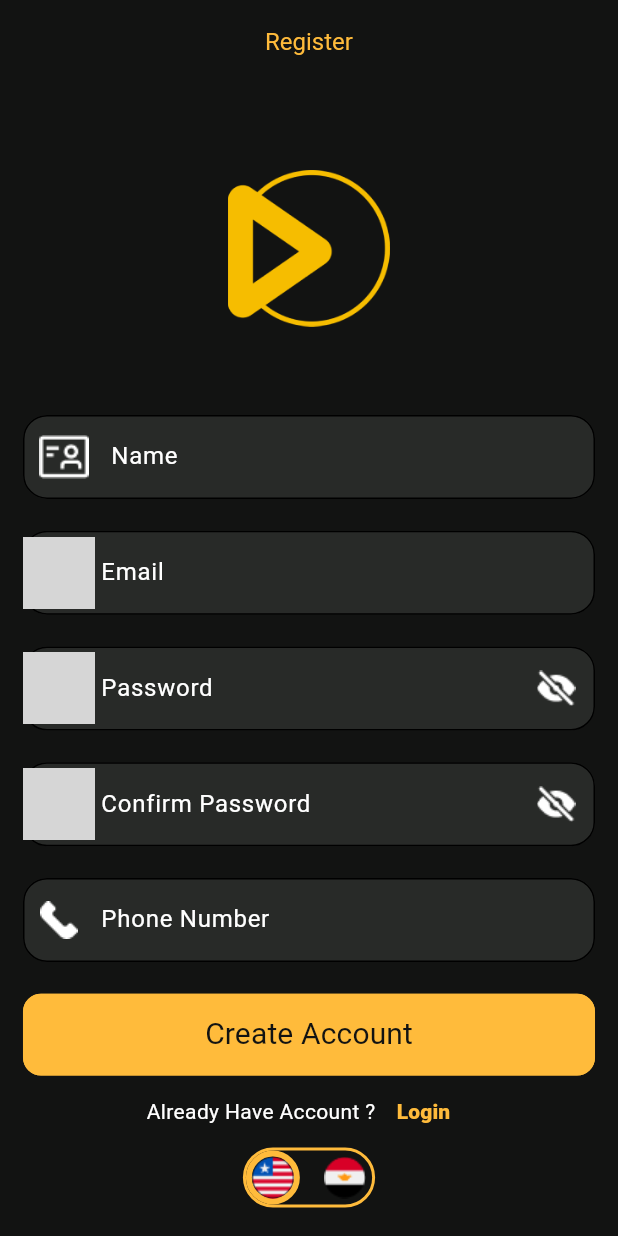
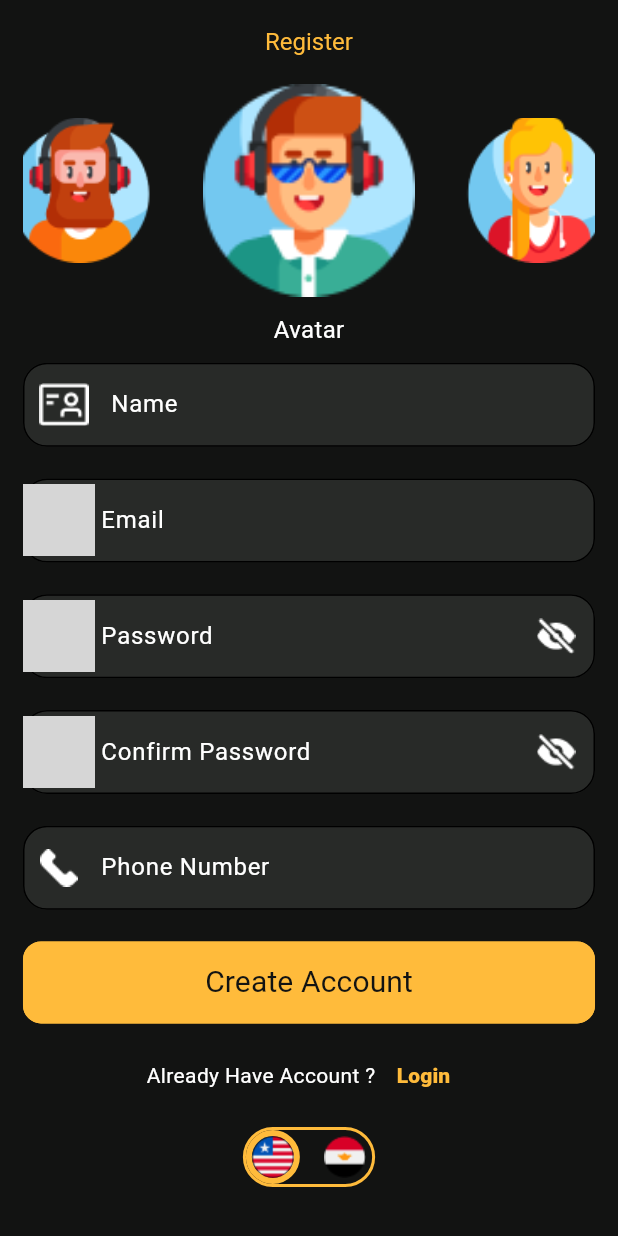
Before and after one commit to Norhannageh123/Movie_project, a Flutter app: the screen it shows after launch, on a phone screen of 412 x 824 dp. Run offline on Flutter 3.47's test engine with Material 3 defaults, Android fonts, the phone set to English and light mode, and no system bars; drawn by our look-alikes of carousel_slider; our stand-ins replace fluttertoast, google_fonts; generated files the repository leaves out were written again; grey boxes are pictures that could not be loaded.

Commit message:
added register screen ui.

```diff
--- a/lib/UI/auth/register.dart
+++ b/lib/UI/auth/register.dart
@@ -1,8 +1,10 @@
+import 'package:carousel_slider/carousel_slider.dart';
 import 'package:flutter/cupertino.dart';
 import 'package:flutter/material.dart';
 import 'package:flutter_gen/gen_l10n/app_localizations.dart';
 import 'package:movie_app/custom_widgets/custom_elevated_button.dart';
 import 'package:movie_app/custom_widgets/custom_text_field.dart';
+
 import '../../Utls/app_colors.dart';
 import '../../Utls/app_images.dart';
 import '../../Utls/app_style.dart';
@@ -20,11 +22,23 @@ class _RegisterState extends State<Register> {
   bool obscurePassword = true;
   bool obscureConfirmPassword = true;
   bool isSelected = true;
+  int selectedIndex = 0;
 
   @override
   Widget build(BuildContext context) {
     var height = MediaQuery.of(context).size.height;
     var width = MediaQuery.of(context).size.width;
+    List<String> avatars = [
+      'assets/images/avatar_1.png',
+      'assets/images/avatar_2.png',
+      'assets/images/avatar_3.png',
+      'assets/images/avatar_4.png',
+      'assets/images/avatar_5.png',
+      'assets/images/avatar_6.png',
+      'assets/images/avatar_7.png',
+      'assets/images/avatar_8.png',
+      'assets/images/avatar_9.png',
+    ];
     return Scaffold(
       appBar: AppBar(
         title: Text(
@@ -36,22 +50,38 @@ class _RegisterState extends State<Register> {
           child: Padding(
             padding: EdgeInsets.symmetric(horizontal: width * 0.0372),
             child: Column(
+              spacing: height * 0.0128,
               children: [
+                CarouselSlider.builder(
+                  itemCount: avatars.length,
+                  itemBuilder: (BuildContext context, int itemIndex,
+                          int pageViewIndex) =>
+                      Image.asset(
+                    avatars[itemIndex],
+                    height: double.infinity,
+                    fit: BoxFit.contain,
+                  ),
+                  options: CarouselOptions(
+                    onPageChanged: (index, reason) {
+                      selectedIndex = index;
+                      setState(() {});
+                    },
+                    enableInfiniteScroll: false,
+                    height: height * 0.172,
+                    initialPage: 1,
+                    enlargeCenterPage: true,
+                    viewportFraction: .4,
+                    enlargeFactor: .5,
+                  ),
+                ),
+                Text(
+                  AppLocalizations.of(context)!.avatar,
+                  style: AppStyle.white16Regular,
+                ),
                 Column(
                   spacing: height * 0.0257,
                   crossAxisAlignment: CrossAxisAlignment.center,
                   children: [
-                    SizedBox(
-                      height: height * .044,
-                    ),
-                    Image.asset(
-                      AppImages.logo,
-                      width: width * 0.2813,
-                      height: height * 0.1266,
-                    ),
-                    SizedBox(
-                      height: height * 0.02,
-                    ),
                     CustomTextField(
                       hintText: AppLocalizations.of(context)!.name,
                       prefixIcon: Image.asset(AppImages.userIcon),
@@ -140,16 +170,17 @@ class _RegisterState extends State<Register> {
                     mainAxisAlignment: MainAxisAlignment.spaceBetween,
                     children: [
                       InkWell(
-                        onTap: (){
+                        onTap: () {
                           isSelected = true;
-                          setState(() {
-                          });
+                          setState(() {});
                         },
                         child: Container(
                           decoration: BoxDecoration(
                               borderRadius: BorderRadius.circular(24),
                               border: Border.all(
-                                color: isSelected?AppColors.yellowColor: AppColors.transparentColor,
+                                color: isSelected
+                                    ? AppColors.yellowColor
+                                    : AppColors.transparentColor,
                                 width: 4,
                               )),
                           child: Image.asset(
@@ -158,16 +189,17 @@ class _RegisterState extends State<Register> {
                         ),
                       ),
                       InkWell(
-                        onTap: (){
+                        onTap: () {
                           isSelected = false;
-                          setState(() {
-                          });
+                          setState(() {});
                         },
                         child: Container(
                           decoration: BoxDecoration(
                               borderRadius: BorderRadius.circular(24),
                               border: Border.all(
-                                color: isSelected?AppColors.transparentColor: AppColors.yellowColor,
+                                color: isSelected
+                                    ? AppColors.transparentColor
+                                    : AppColors.yellowColor,
                                 width: 4,
                               )),
                           child: Image.asset(
--- a/pubspec.yaml
+++ b/pubspec.yaml
@@ -41,6 +41,7 @@ dependencies:
   google_fonts: ^6.2.1
   flutter_native_splash: ^2.4.4
   fluttertoast: ^8.2.10
+  carousel_slider: ^5.0.0
 
 dev_dependencies:
   flutter_test:
```
Also changed, not shown: pubspec.lock.
